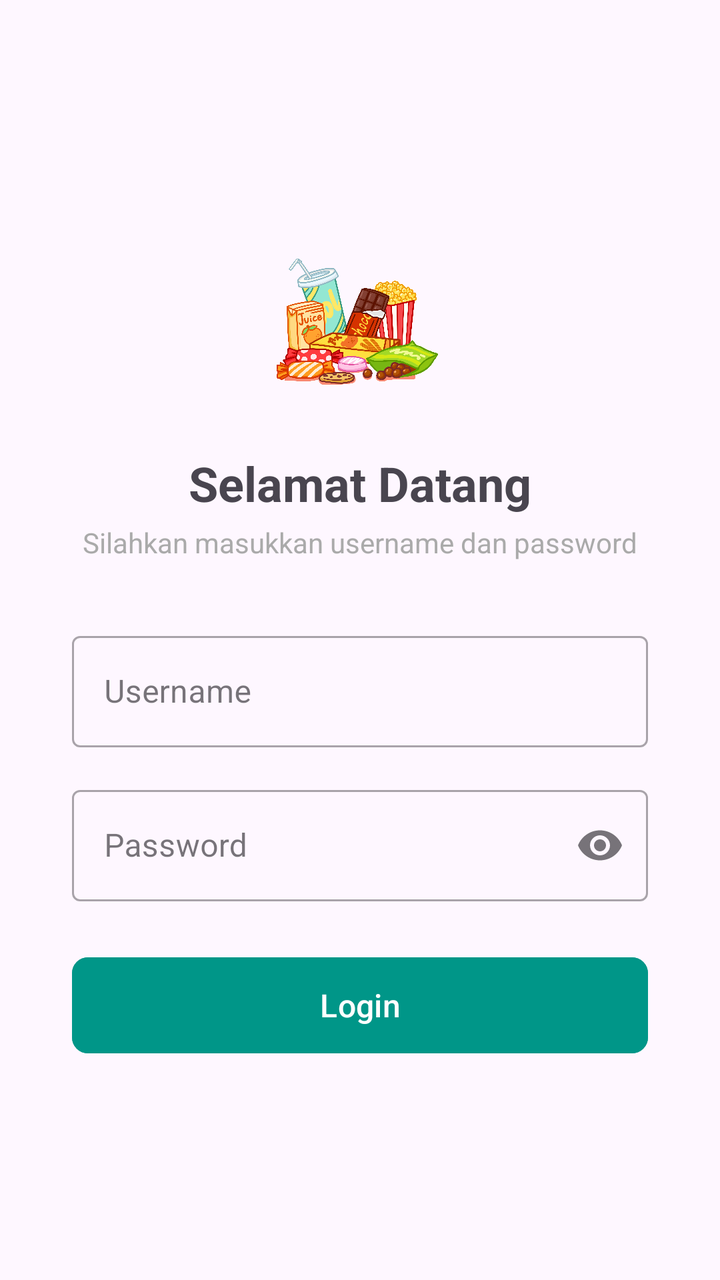
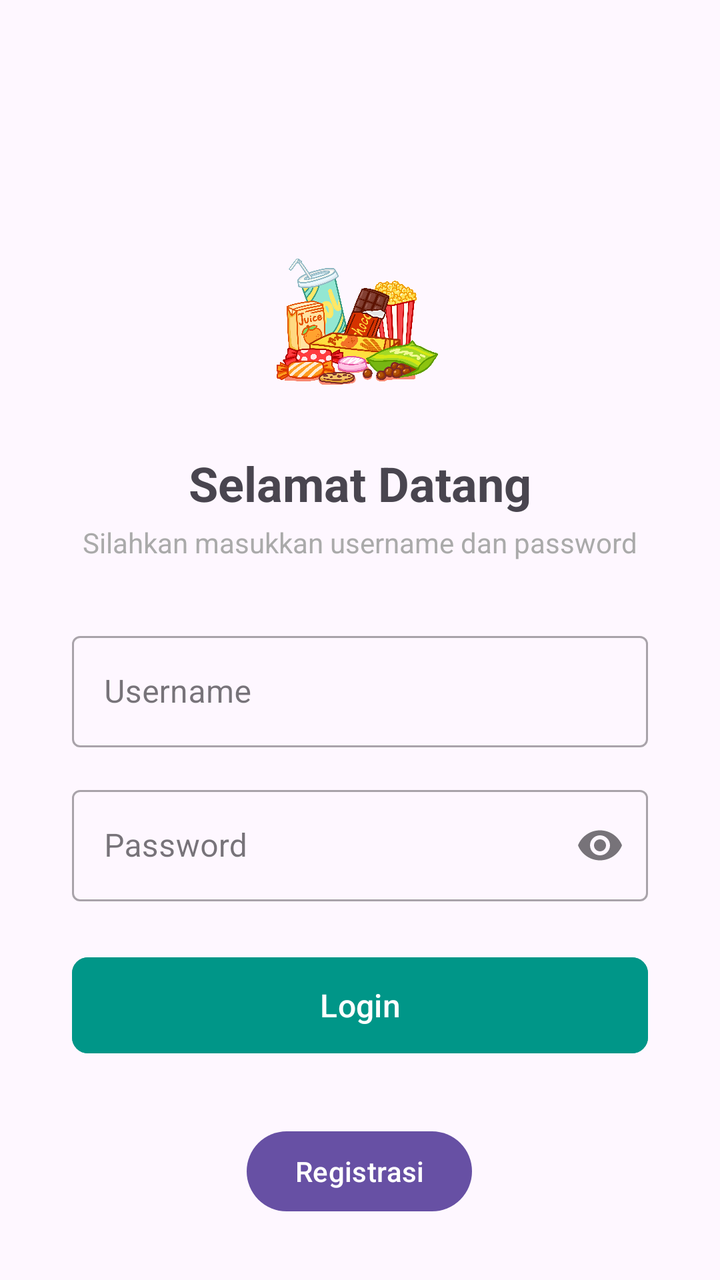

Before-and-after screenshots of an Android layout around one commit, followed by the original layout XML and the change that was made.
<!-- AndroidManifest.xml: application theme Theme.Netptunus_HAFIZ -->
<!-- res/layout/activity_auth.xml -->
<?xml version="1.0" encoding="utf-8"?>
<androidx.constraintlayout.widget.ConstraintLayout xmlns:android="http://schemas.android.com/apk/res/android"
    xmlns:app="http://schemas.android.com/apk/res-auto"
    xmlns:tools="http://schemas.android.com/tools"
    android:id="@+id/main"
    android:layout_width="match_parent"
    android:layout_height="match_parent"
    tools:context=".AuthActivity">

    <ImageView
        android:id="@+id/imgLogo"
        android:layout_width="100dp"
        android:layout_height="100dp"
        android:contentDescription="Logo"
        android:src="@drawable/snack"
        app:layout_constraintBottom_toTopOf="@id/tvTitle"
        app:layout_constraintEnd_toEndOf="parent"
        app:layout_constraintStart_toStartOf="parent"
        app:layout_constraintTop_toTopOf="parent"
        app:layout_constraintVertical_chainStyle="packed" />

    <TextView
        android:id="@+id/tvTitle"
        android:layout_width="wrap_content"
        android:layout_height="wrap_content"
        android:layout_marginTop="16dp"
        android:text="Selamat Datang"
        android:textSize="24sp"
        android:textStyle="bold"
        app:layout_constraintBottom_toTopOf="@id/tvSubtitle"
        app:layout_constraintEnd_toEndOf="parent"
        app:layout_constraintStart_toStartOf="parent"
        app:layout_constraintTop_toBottomOf="@id/imgLogo" />

    <TextView
        android:id="@+id/tvSubtitle"
        android:layout_width="wrap_content"
        android:layout_height="wrap_content"
        android:layout_marginTop="4dp"
        android:text="Silahkan masukkan username dan password"
        android:textColor="@android:color/darker_gray"
        android:textSize="14sp"
        app:layout_constraintBottom_toTopOf="@id/tilUsername"
        app:layout_constraintEnd_toEndOf="parent"
        app:layout_constraintStart_toStartOf="parent"
        app:layout_constraintTop_toBottomOf="@id/tvTitle" />

    <com.google.android.material.textfield.TextInputLayout
        android:id="@+id/tilUsername"
        style="@style/Widget.MaterialComponents.TextInputLayout.OutlinedBox"
        android:layout_width="0dp"
        android:layout_height="wrap_content"
        android:layout_marginStart="36dp"
        android:layout_marginEnd="36dp"
        android:layout_marginTop="32dp"
        android:hint="Username"
        app:layout_constraintBottom_toTopOf="@id/tilPassword"
        app:layout_constraintEnd_toEndOf="parent"
        app:layout_constraintStart_toStartOf="parent"
        app:layout_constraintTop_toBottomOf="@id/tvSubtitle">

        <com.google.android.material.textfield.TextInputEditText
            android:id="@+id/etUsername"
            android:layout_width="match_parent"
            android:layout_height="wrap_content"
            android:inputType="text"
            android:maxLines="1" />
    </com.google.android.material.textfield.TextInputLayout>

    <com.google.android.material.textfield.TextInputLayout
        android:id="@+id/tilPassword"
        style="@style/Widget.MaterialComponents.TextInputLayout.OutlinedBox"
        android:layout_width="0dp"
        android:layout_height="wrap_content"
        android:layout_marginStart="36dp"
        android:layout_marginEnd="36dp"
        android:layout_marginTop="16dp"
        android:hint="Password"
        app:endIconMode="password_toggle"
        app:layout_constraintBottom_toTopOf="@id/btnLogin"
        app:layout_constraintEnd_toEndOf="parent"
        app:layout_constraintStart_toStartOf="parent"
        app:layout_constraintTop_toBottomOf="@id/tilUsername">

        <com.google.android.material.textfield.TextInputEditText
            android:id="@+id/etPassword"
            android:layout_width="match_parent"
            android:layout_height="wrap_content"
            android:inputType="textPassword"
            android:maxLines="1" />
    </com.google.android.material.textfield.TextInputLayout>

    <com.google.android.material.button.MaterialButton
        android:id="@+id/btnLogin"
        android:layout_width="0dp"
        android:layout_height="56dp"
        android:layout_marginStart="36dp"
        android:layout_marginEnd="36dp"
        android:layout_marginTop="24dp"
        android:text="Login"
        android:textSize="16sp"
        android:backgroundTint="@color/hijau"
        app:cornerRadius="8dp"
        app:layout_constraintBottom_toBottomOf="parent"
        app:layout_constraintEnd_toEndOf="parent"
        app:layout_constraintStart_toStartOf="parent"
        app:layout_constraintTop_toBottomOf="@id/tilPassword" />

</androidx.constraintlayout.widget.ConstraintLayout>
<!-- resources referenced by this layout -->
<resources>
  <color name="hijau">#009688</color>
  <!-- drawable snack: png bitmap (drawable, 725125 bytes) -->
  <style name="Theme.Netptunus_HAFIZ" parent="Base.Theme.Netptunus_HAFIZ" />
  <style name="Base.Theme.Netptunus_HAFIZ" parent="Theme.Material3.DayNight.NoActionBar">
          
          
      </style>
</resources>

<!-- the commit's change to res/layout/activity_auth.xml (unified diff, before → after) -->
@@ -95,15 +95,26 @@
         android:layout_width="0dp"
         android:layout_height="56dp"
         android:layout_marginStart="36dp"
+        android:layout_marginTop="24dp"
         android:layout_marginEnd="36dp"
-        android:layout_marginTop="24dp"
+        android:backgroundTint="@color/hijau"
         android:text="Login"
         android:textSize="16sp"
-        android:backgroundTint="@color/hijau"
         app:cornerRadius="8dp"
         app:layout_constraintBottom_toBottomOf="parent"
         app:layout_constraintEnd_toEndOf="parent"
         app:layout_constraintStart_toStartOf="parent"
         app:layout_constraintTop_toBottomOf="@id/tilPassword" />
 
+    <Button
+        android:id="@+id/btnRegister"
+        android:layout_width="wrap_content"
+        android:layout_height="wrap_content"
+        android:layout_marginTop="31dp"
+        android:text="Registrasi"
+        app:layout_constraintEnd_toEndOf="parent"
+        app:layout_constraintHorizontal_bias="0.498"
+        app:layout_constraintStart_toStartOf="parent"
+        app:layout_constraintTop_toBottomOf="@+id/btnLogin" />
+
 </androidx.constraintlayout.widget.ConstraintLayout>
